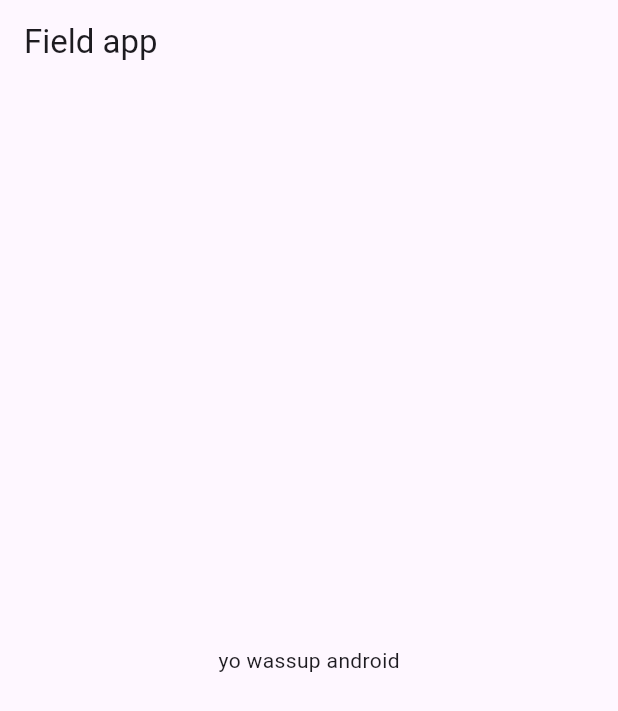
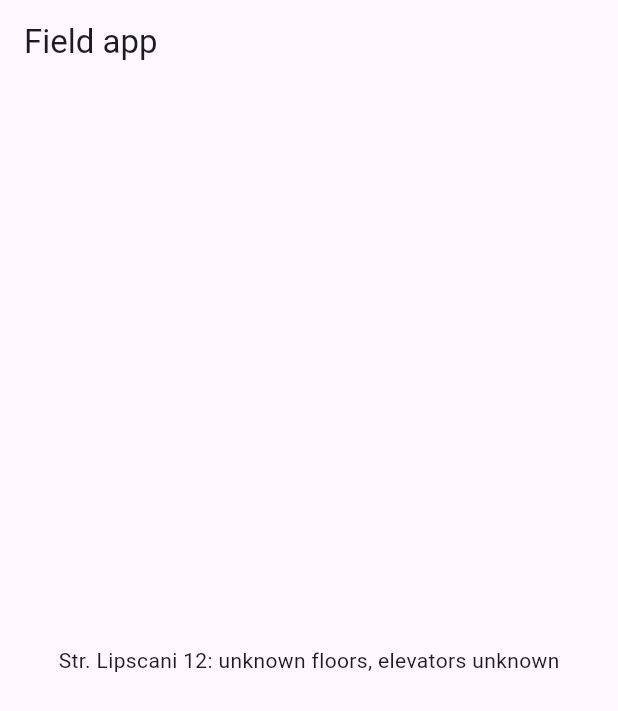
Before and after one commit to Iulian-Gabriel/field-app, a Flutter app: the screen it shows after launch, on a phone screen of 412 x 824 dp. Shown: the top 711 px of the screen. Run offline on Flutter 3.47's test engine with Material 3 defaults, Android fonts, the light colour scheme and no system bars.

Commit message:
feat: show building description in Flutter

```diff
--- a/flutter/lib/main.dart
+++ b/flutter/lib/main.dart
@@ -2,6 +2,26 @@ import 'package:flutter/foundation.dart' show defaultTargetPlatform, kIsWeb;
 import 'package:flutter/material.dart';
 
 void main() => runApp(const FieldApp());
+
+class Building {
+  final String id;
+  final String address;
+  final int? floors; // null = not surveyed yet
+  final int? elevators;
+  const Building({required this.id, required this.address, this.floors, this.elevators});
+
+  Building copyWith({int? floors, int? elevators}) =>
+      Building(id: id, address: address, floors: floors ?? this.floors, elevators: elevators ?? this.elevators);
+}
+
+String describe(Building b) {
+  final floors = b.floors ?? 'unknown';
+  final elevators = b.elevators ?? 'unknown';
+  if(b.elevators == null){
+    return '${b.address}: $floors floors, elevators $elevators';
+  }
+  return '${b.address}: $floors floors, $elevators elevators';
+}
 
 class FieldApp extends StatelessWidget {
   const FieldApp({super.key});
@@ -9,11 +29,12 @@ class FieldApp extends StatelessWidget {
   @override
   Widget build(BuildContext context) {
     final platform = kIsWeb ? 'web' : defaultTargetPlatform.name;
+    const b = Building(id: 'b-17', address: 'Str. Lipscani 12');
     return MaterialApp(
       title: 'Field app',
       home: Scaffold(
         appBar: AppBar(title: const Text('Field app')),
-        body: Center(child: Text('yo wassup $platform')),
+        body: Center(child: Text(describe(b))),
       ),
     );
   }
```
